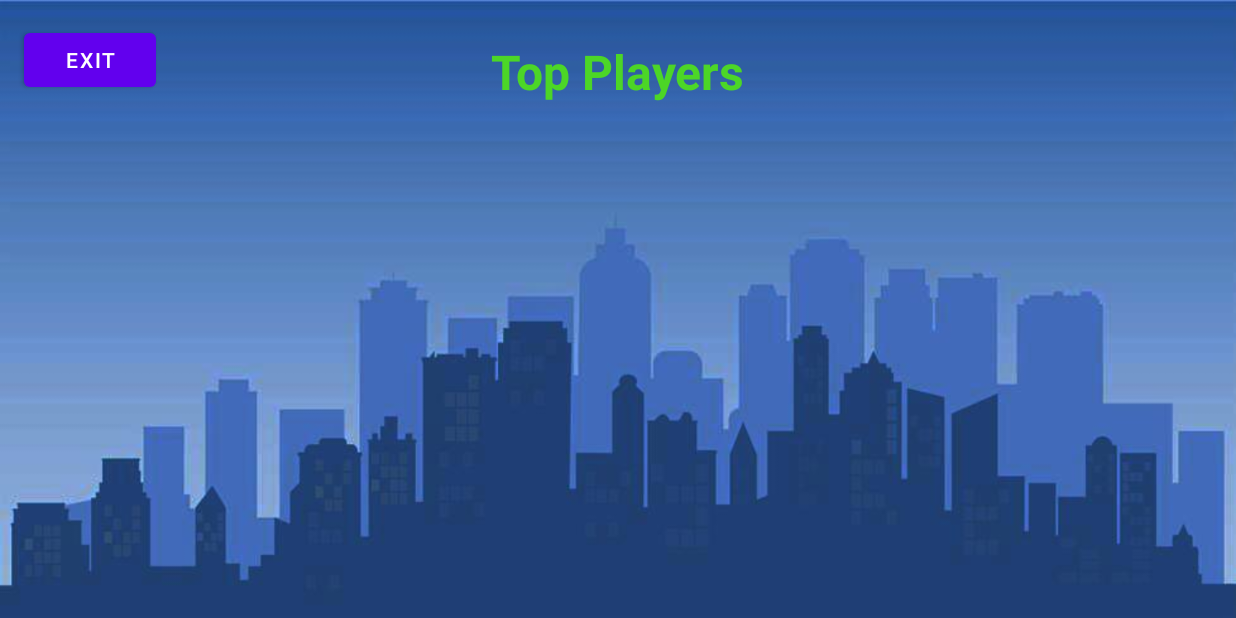
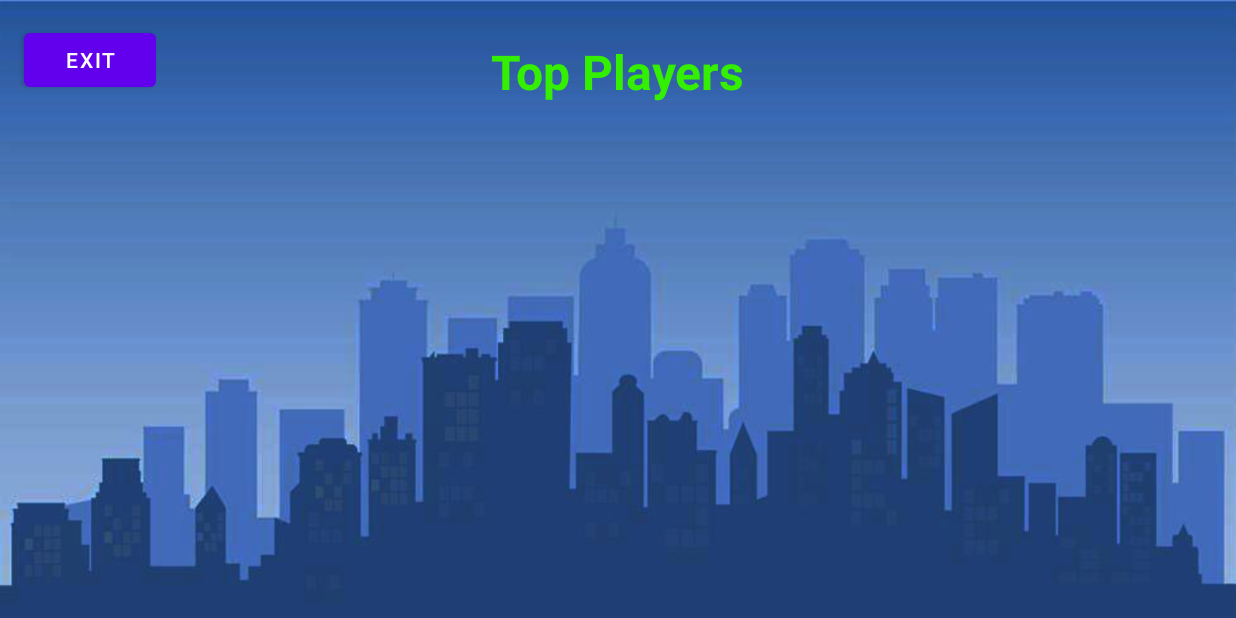
Before and after one commit to yuetaoZ/Android-DefenseCommander, an Android app: the ResultActivity screen opened directly, with no data from a screen before it, on a phone screen of 824 x 412 dp (held sideways). Run offline under Robolectric (Android 15) with nearby library versions, the phone set to English and light mode, and no system bars.

Commit message:
Renamed EndActivity to ResultActivity. Updated display for top player info to monospace.

```diff
--- a/app/src/main/AndroidManifest.xml
+++ b/app/src/main/AndroidManifest.xml
@@ -23,7 +23,7 @@
         </activity>
         <activity android:name=".MainActivity"
             android:screenOrientation="landscape" />
-        <activity android:name=".EndActivity"
+        <activity android:name=".ResultActivity"
             android:screenOrientation="landscape" />
     </application>
 
--- a/app/src/main/java/com/example/defensecommander/MainActivity.java
+++ b/app/src/main/java/com/example/defensecommander/MainActivity.java
@@ -255,7 +255,7 @@ public class MainActivity extends AppCompatActivity {
     }
 
     public void setResults(String s) {
-        Intent intent = new Intent(this, EndActivity.class);
+        Intent intent = new Intent(this, ResultActivity.class);
         intent.putExtra("TopPlayer_DATA", s);
         startActivity(intent);
     }
--- a/app/src/main/java/com/example/defensecommander/EndActivity.java
+++ b/app/src/main/java/com/example/defensecommander/ResultActivity.java
@@ -2,6 +2,7 @@ package com.example.defensecommander;
 
 import android.content.Intent;
 import android.content.pm.ActivityInfo;
+import android.graphics.Typeface;
 import android.os.Bundle;
 import android.view.View;
 import android.view.WindowManager;
@@ -10,12 +11,12 @@ import android.widget.TextView;
 
 import androidx.appcompat.app.AppCompatActivity;
 
-public class EndActivity extends AppCompatActivity {
+public class ResultActivity extends AppCompatActivity {
 
     @Override
     public void onCreate(Bundle savedInstanceState) {
         super.onCreate(savedInstanceState);
-        setContentView(R.layout.activity_end);
+        setContentView(R.layout.activity_result);
 
         setupFullScreen();
 
@@ -42,6 +43,7 @@ public class EndActivity extends AppCompatActivity {
         Intent intent = getIntent();
         String player_data = intent.getStringExtra("TopPlayer_DATA");
         TextView textView = findViewById(R.id.playerInfo);
+        textView.setTypeface(Typeface.MONOSPACE);
         textView.setText(player_data);
     }
 
--- a/app/src/main/java/com/example/defensecommander/TopScoreDatabaseHandler.java
+++ b/app/src/main/java/com/example/defensecommander/TopScoreDatabaseHandler.java
@@ -74,7 +74,7 @@ public class TopScoreDatabaseHandler implements Runnable {
         StringBuilder sb = new StringBuilder();
 
         String response = String.format(Locale.getDefault(),
-                "%-15s %-15s %-15s %-15s %15s %n", "#", "Init", "Level", "Score", "Date/Time");
+                "%5s %7s %7s %7s %15s %n", "#", "Init", "Level", "Score", "Date/Time");
         sb.append(response);
 
         ResultSet rs = stmt.executeQuery(sql);
@@ -87,7 +87,7 @@ public class TopScoreDatabaseHandler implements Runnable {
             int level = rs.getInt(4);
             lowestScore = score;
             sb.append(String.format(Locale.getDefault(),
-                    "%-15s %-15S %-15s %-15s %20s %n", rank++, initials.trim(), level, score, sdf.format(new Date(millis))));
+                    "%5s %7S %7s %7s %15s %n", rank++, initials.trim(), level, score, sdf.format(new Date(millis))));
         }
         rs.close();
         stmt.close();
--- a/app/src/main/res/layout/activity_end.xml
+++ b/app/src/main/res/layout/activity_result.xml
@@ -21,7 +21,7 @@
         android:layout_height="wrap_content"
         android:layout_marginTop="26dp"
         android:text="@string/top_players"
-        android:textColor="#4CD627"
+        android:textColor="#34EF02"
         android:textSize="32sp"
         android:textStyle="bold"
         app:layout_constraintEnd_toEndOf="parent"
@@ -34,7 +34,7 @@
         android:layout_height="wrap_content"
         android:layout_marginTop="10dp"
         android:text="@string/player_info"
-        android:textColor="#4CD627"
+        android:textColor="#34EF02"
         android:textSize="24sp"
         android:textStyle="bold"
         app:layout_constraintEnd_toEndOf="parent"
```
